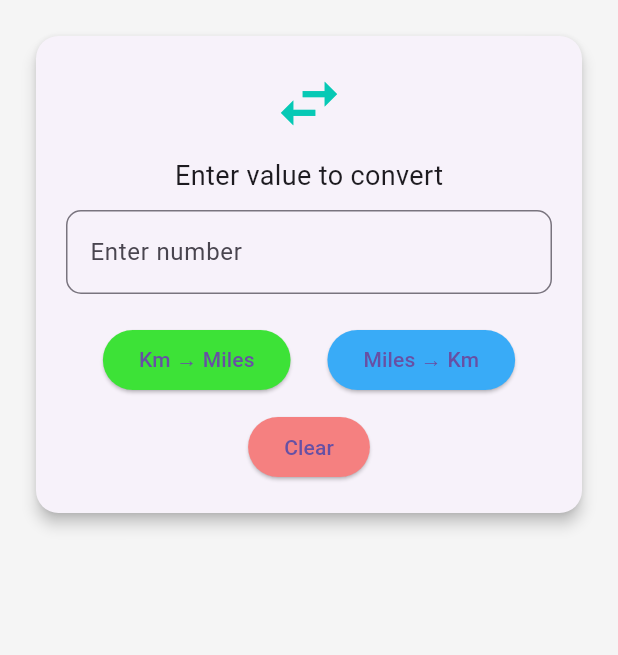
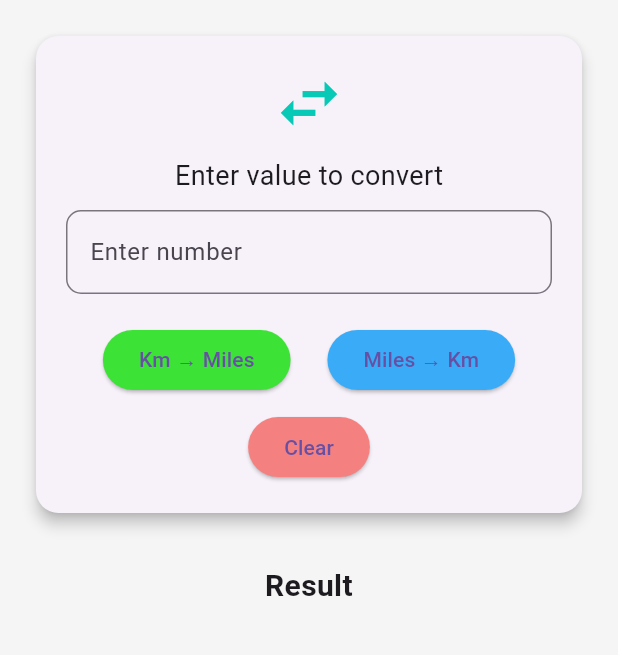
Before and after one commit to tasmia-munira/Assignment-4-CSE-3212-, a Flutter app: the screen it shows after launch, on a phone screen of 412 x 824 dp, the part 84-739 px from its top. Run offline on Flutter 3.47's test engine with Material 3 defaults, Android fonts, the phone set to English and light mode, and no system bars.

Commit message:
Added result section

```diff
--- a/lib/converter_page.dart
+++ b/lib/converter_page.dart
@@ -108,7 +108,12 @@ class _ConverterPageState extends State<ConverterPage> {
                   ),
                 ),
               ),
-
+              SizedBox(height: 30),
+              Text(
+                _result.isEmpty ? "Result" : _result,
+                style: TextStyle(fontSize: 20, fontWeight: FontWeight.bold),
+                textAlign: TextAlign.center,
+              ),
             ],
           ),
         ),
```
